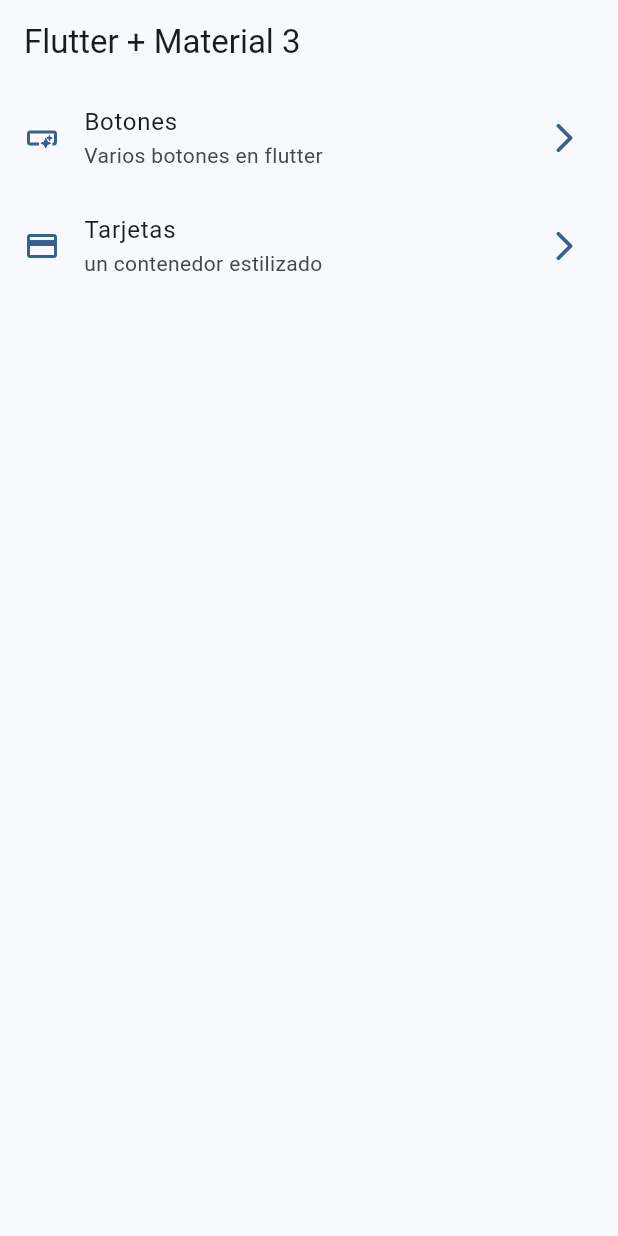
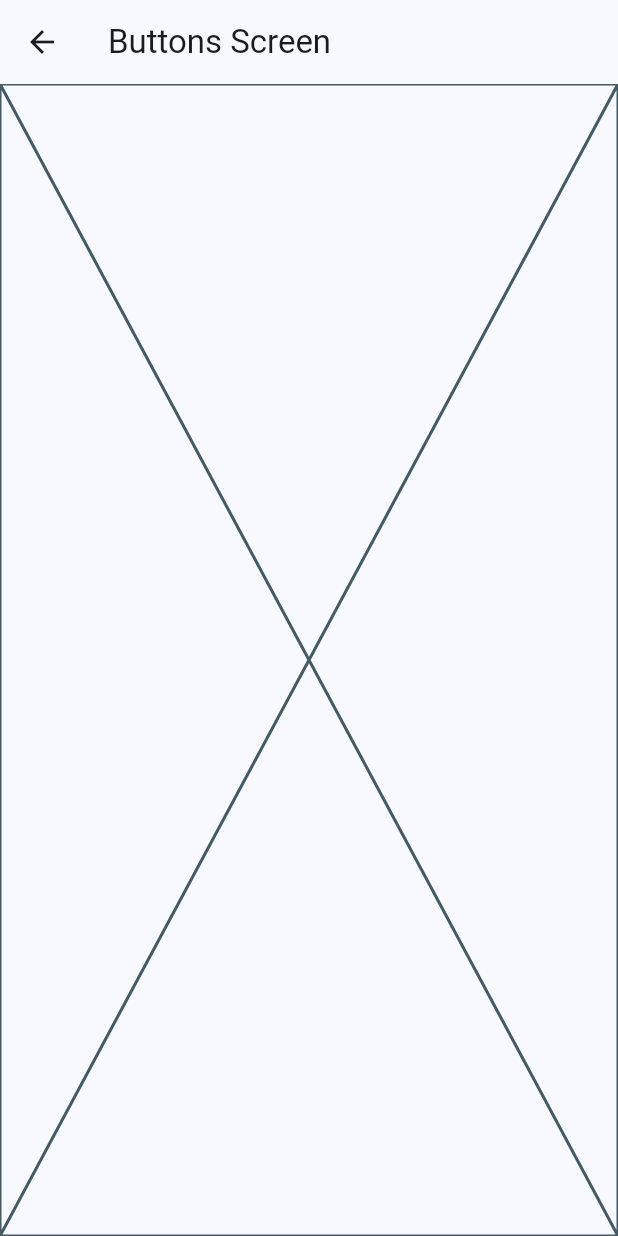
Before and after one commit to drverao/widgets_app, a Flutter app: the screen it shows after launch, after a tap on "Botones", on a phone screen of 412 x 824 dp. Run offline on Flutter 3.47's test engine with Material 2 defaults, Android fonts, the phone set to English and light mode, and no system bars; our stand-ins replace go_router.

Commit message:
go router configurado

```diff
--- a/lib/config/menu/menu_items.dart
+++ b/lib/config/menu/menu_items.dart
@@ -24,5 +24,5 @@ const appMenuItems = <MenuItem>[
       title: 'Tarjetas',
       subtitle: 'un contenedor estilizado',
       icon: Icons.credit_card_outlined,
-      link: '/card')
+      link: '/cards')
 ];
--- /dev/null
+++ b/lib/config/router/app_router.dart
@@ -0,0 +1,17 @@
+import 'package:go_router/go_router.dart';
+import 'package:widgets_app/presentation/screens/screens.dart';
+
+final appRouter = GoRouter(initialLocation: '/', routes: [
+  GoRoute(
+    path: '/',
+    builder: (context, state) => const HomeScreen(),
+  ),
+  GoRoute(
+    path: '/buttons',
+    builder: (context, state) => const ButtonsScreen(),
+  ),
+  GoRoute(
+    path: '/cards',
+    builder: (context, state) => const CardsScreen(),
+  ),
+]);
--- a/lib/main.dart
+++ b/lib/main.dart
@@ -1,6 +1,6 @@
 import 'package:flutter/material.dart';
+import 'package:widgets_app/config/router/app_router.dart';
 import 'package:widgets_app/config/theme/app_theme.dart';
-import 'package:widgets_app/presentation/screens/home/home_screen.dart';
 
 void main() {
   runApp(const MainApp());
@@ -11,9 +11,9 @@ class MainApp extends StatelessWidget {
 
   @override
   Widget build(BuildContext context) {
-    return MaterialApp(
+    return MaterialApp.router(
+        routerConfig: appRouter,
         debugShowCheckedModeBanner: false,
-        theme: AppTheme(selectedColor: 0).getTheme(),
-        home: const HomeScreen());
+        theme: AppTheme(selectedColor: 0).getTheme());
   }
 }
--- /dev/null
+++ b/lib/presentation/screens/buttons/buttons_screen.dart
@@ -0,0 +1,15 @@
+import 'package:flutter/material.dart';
+
+class ButtonsScreen extends StatelessWidget {
+  const ButtonsScreen({super.key});
+
+  @override
+  Widget build(BuildContext context) {
+    return Scaffold(
+      appBar: AppBar(
+        title: const Text('Buttons Screen'),
+      ),
+      body: const Placeholder(),
+    );
+  }
+}
--- /dev/null
+++ b/lib/presentation/screens/cards/cards_screen.dart
@@ -0,0 +1,15 @@
+import 'package:flutter/material.dart';
+
+class CardsScreen extends StatelessWidget {
+  const CardsScreen({super.key});
+
+  @override
+  Widget build(BuildContext context) {
+    return Scaffold(
+      appBar: AppBar(
+        title: const Text('Cards Screen'),
+      ),
+      body: const Placeholder(),
+    );
+  }
+}
--- a/lib/presentation/screens/home/home_screen.dart
+++ b/lib/presentation/screens/home/home_screen.dart
@@ -1,4 +1,5 @@
 import 'package:flutter/material.dart';
+import 'package:go_router/go_router.dart';
 import 'package:widgets_app/config/menu/menu_items.dart';
 
 class HomeScreen extends StatelessWidget {
@@ -48,7 +49,7 @@ class _CustomListTitle extends StatelessWidget {
           color: colors.primary,
         ),
         onTap: () {
-          //TODO: navegar a otra panatalla
+          context.push(menuItem.link);
         });
   }
 }
--- /dev/null
+++ b/lib/presentation/screens/screens.dart
@@ -0,0 +1,3 @@
+export 'package:widgets_app/presentation/screens/buttons/buttons_screen.dart';
+export 'package:widgets_app/presentation/screens/cards/cards_screen.dart';
+export 'package:widgets_app/presentation/screens/home/home_screen.dart';
--- a/pubspec.yaml
+++ b/pubspec.yaml
@@ -9,11 +9,12 @@ environment:
 dependencies:
   flutter:
     sdk: flutter
+  go_router: ^10.1.2
 
 dev_dependencies:
+  flutter_lints: ^2.0.0
   flutter_test:
     sdk: flutter
-  flutter_lints: ^2.0.0
 
 flutter:
   uses-material-design: true
```
Also changed, not shown: pubspec.lock.
